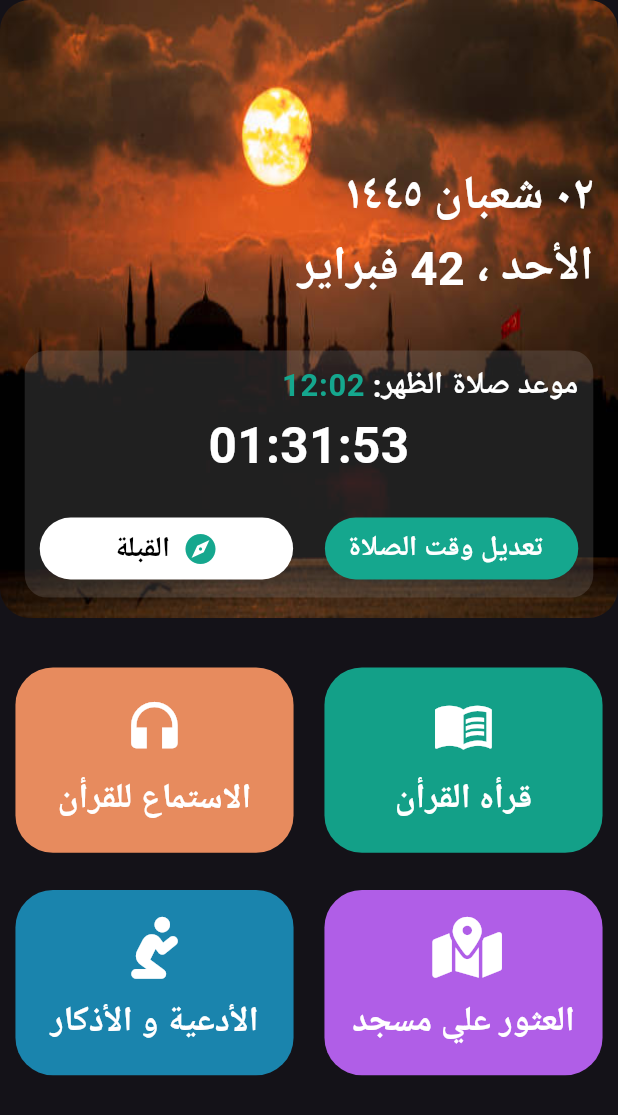
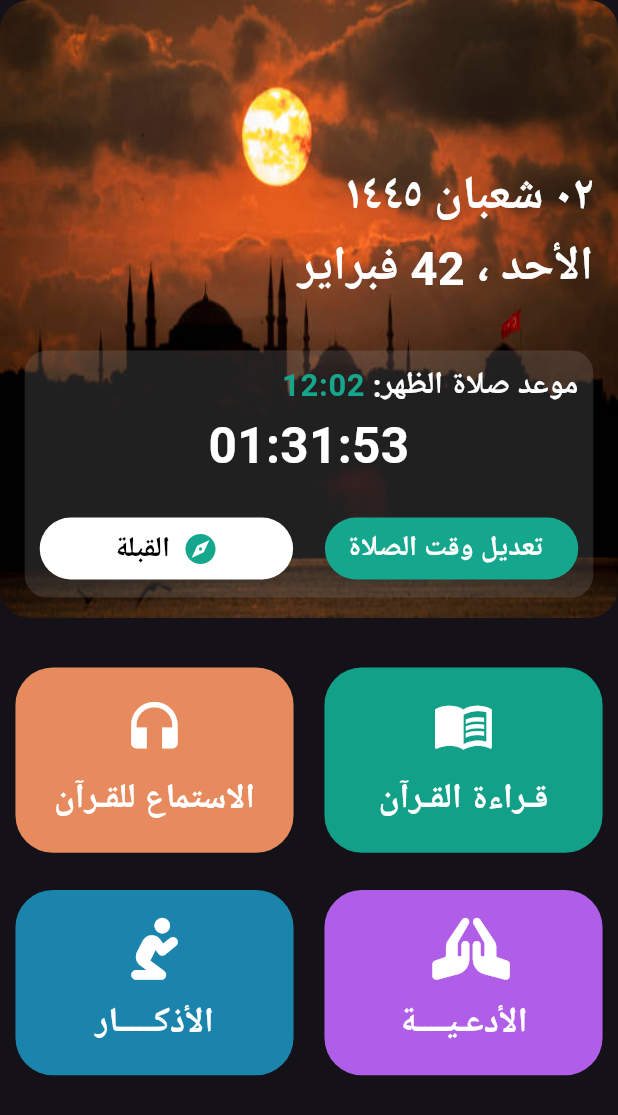
Before and after one commit to islamashraf011/Quran_App, a Flutter app: the screen it shows after launch, on a phone screen of 412 x 824 dp. Shown: the top 1115 px of the screen. Run offline on Flutter 3.47's test engine with Material 3 defaults, Android fonts, the phone set to English and light mode, and no system bars; our stand-ins replace bloc, flutter_bloc, font_awesome_flutter, geolocator, hijri; missing offline and left inert: flutter_qiblah.

Commit message:
Edit Name of Cards

```diff
--- a/lib/widgets/list_of_card_item.dart
+++ b/lib/widgets/list_of_card_item.dart
@@ -20,7 +20,7 @@ class ListofCardItem extends StatelessWidget {
             children: [
               CardItemBody(
                 icon: Icons.headphones,
-                title: "الاستماع للقرأن",
+                title: "الاستماع للقـرآن",
                 cardColor: kCardColorTwo,
                 onTap: () {},
               ),
@@ -29,7 +29,7 @@ class ListofCardItem extends StatelessWidget {
               ),
               CardItemBody(
                 icon: Icons.menu_book,
-                title: "قرأه القرأن",
+                title: "قـراءة القـرآن",
                 cardColor: kCardColorOne,
                 onTap: () {},
               ),
@@ -43,7 +43,7 @@ class ListofCardItem extends StatelessWidget {
             children: [
               CardItemBody(
                 icon: FontAwesomeIcons.personPraying,
-                title: "الأدعية و الأذكار",
+                title: "الأذكـــــار",
                 cardColor: kCardColorThree,
                 onTap: () {
                   Navigator.pushNamed(context, AzkarView.id);
@@ -53,8 +53,8 @@ class ListofCardItem extends StatelessWidget {
                 width: MediaQuery.of(context).size.width * 0.05,
               ),
               CardItemBody(
-                icon: FontAwesomeIcons.mapLocationDot,
-                title: "العثور علي مسجد",
+                icon: FontAwesomeIcons.handsPraying,
+                title: "الأدعـيــــة",
                 cardColor: kCardColorFour,
                 onTap: () {},
               ),
```
